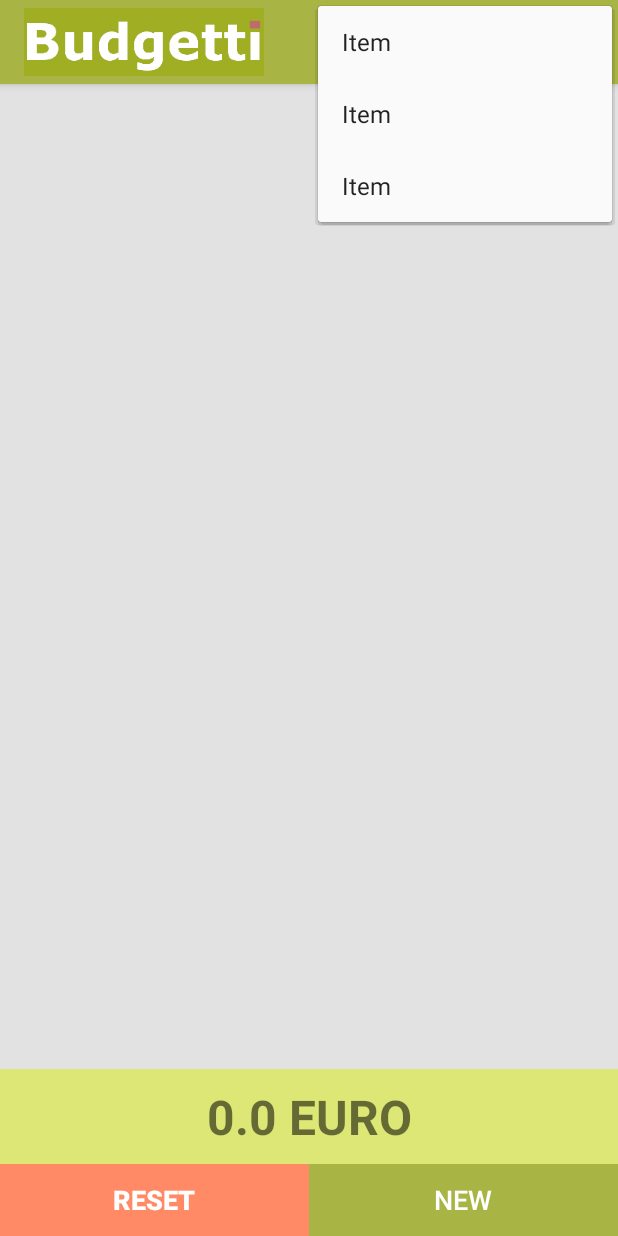
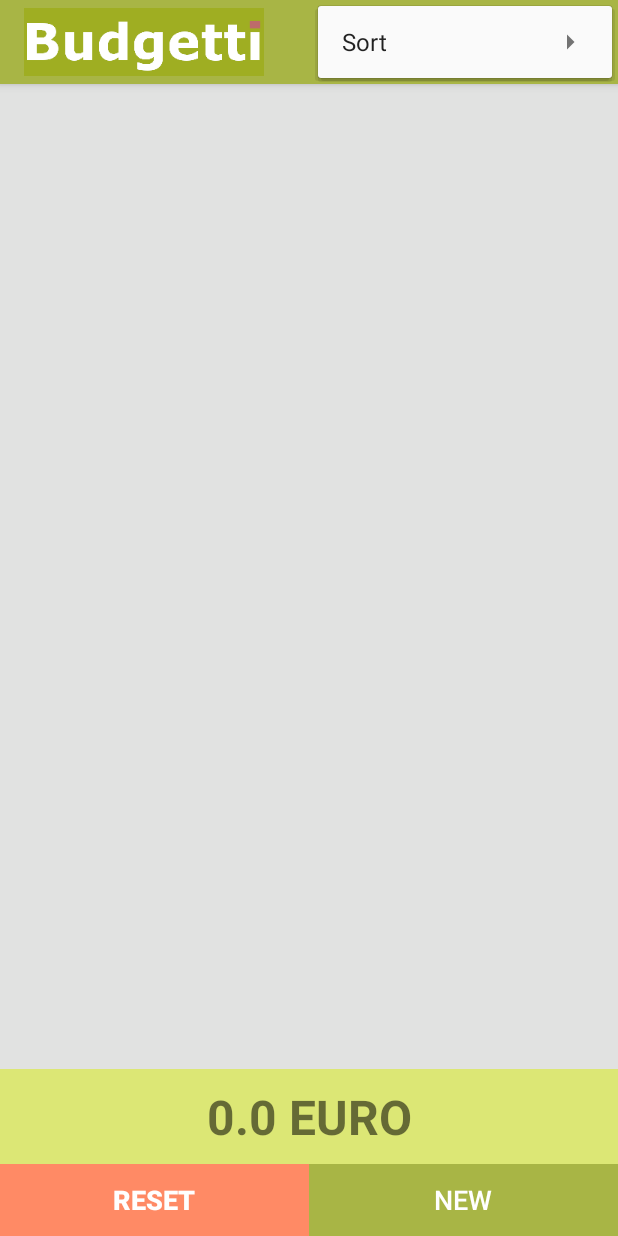
Before and after one commit to traendy/BudgettiR, an Android app: the screen it shows after launch (MainActivity), with the options menu open, on a phone screen of 412 x 824 dp. Run offline under Robolectric (Android 15) with nearby library versions, the phone set to English and light mode, and no system bars; 3 statements that could not run were skipped.

```diff
--- a/app/src/main/res/layout-v21/activity_main.xml
+++ b/app/src/main/res/layout-v21/activity_main.xml
@@ -29,51 +29,12 @@
     </android.support.v7.widget.Toolbar>
 
     <LinearLayout
-
-        android:layout_width="match_parent"
-        android:id="@+id/button_layout"
-        android:layout_height="wrap_content"
-        android:orientation="horizontal"
-        android:weightSum="2"
-        android:layout_gravity="end"
-        android:layout_alignParentBottom="true">
-
-
-
-        <Button
-            android:id="@+id/reset_btn"
-            style="@style/Widget.AppCompat.Button.Borderless"
-            android:layout_width="0dp"
-            android:layout_height="wrap_content"
-            android:layout_weight="1"
-            android:background="#ff8a65"
-            android:text="@string/reset"
-            android:textColor="#FFFFFF"
-            android:textSize="18sp"
-            android:textStyle="bold"
-            android:padding="10dp"/>
-
-        <Button
-            android:id="@+id/new_btn"
-            style="@style/Widget.AppCompat.Button.Borderless"
-            android:layout_width="0dp"
-            android:layout_height="wrap_content"
-            android:layout_weight="1"
-            android:background="#a8b545"
-            android:text="@string/new_btn"
-            android:textColor="#FFFFFF"
-            android:textSize="18sp"
-            android:padding="10dp"/>
-    </LinearLayout>
-
-    <LinearLayout
         android:layout_width="match_parent"
         android:id="@+id/remains_layiout"
         android:layout_height="wrap_content"
-
+        android:elevation="4dp"
         android:orientation="vertical"
-        android:layout_above="@id/button_layout">
-
+        android:layout_alignParentBottom="true">
         <TextView
             android:id="@+id/remains_view"
             android:layout_width="match_parent"
@@ -84,6 +45,44 @@
             android:textSize="32sp"
             android:textStyle="bold"
             android:padding="10dp"/>
+        <LinearLayout
+
+            android:id="@+id/button_layout"
+            android:layout_width="match_parent"
+            android:layout_height="match_parent"
+
+            android:layout_gravity="end"
+            android:orientation="horizontal"
+            android:weightSum="2">
+
+
+            <Button
+                android:id="@+id/reset_btn"
+                style="@style/Widget.AppCompat.Button.Borderless"
+                android:layout_width="0dp"
+                android:layout_height="wrap_content"
+                android:layout_weight="1"
+                android:background="#ff8a65"
+                android:padding="10dp"
+                android:text="@string/reset"
+                android:textColor="#FFFFFF"
+                android:textSize="18sp"
+                android:textStyle="bold" />
+
+            <Button
+                android:id="@+id/new_btn"
+                style="@style/Widget.AppCompat.Button.Borderless"
+                android:layout_width="0dp"
+                android:layout_height="wrap_content"
+                android:layout_weight="1"
+                android:background="#a8b545"
+                android:padding="10dp"
+                android:text="@string/new_btn"
+                android:textColor="#FFFFFF"
+                android:textSize="18sp" />
+        </LinearLayout>
+
+
     </LinearLayout>
 
     <android.support.design.widget.CoordinatorLayout
--- a/app/src/main/res/menu/menulayout.xml
+++ b/app/src/main/res/menu/menulayout.xml
@@ -1,10 +1,13 @@
 <?xml version="1.0" encoding="utf-8"?>
-<menu xmlns:android="http://schemas.android.com/apk/res/android"
-    android:layout_width="match_parent"
-    android:layout_height="wrap_content"
-    android:background="@color/greenAccent"
-    android:weightSum="1">
-    <item android:title="Item" />
-    <item android:title="Item" />
-    <item android:title="Item" />
+<menu xmlns:android="http://schemas.android.com/apk/res/android">
+    <item android:id="@+id/Sort"
+        android:title="Sort" >
+        <!-- "file" submenu -->
+        <menu>
+            <item android:id="@+id/sort_date"
+                android:title="Date" />
+            <item android:id="@+id/sort_expense"
+                android:title="Expense" />
+        </menu>
+    </item>
 </menu>
```
Also changed, not shown: app/src/main/java/com/example/peter/budgetti/Activities/MainActivity.java (+15 -0 lines), app/src/main/java/com/example/peter/budgetti/Helper/DatabaseHelper.java (added, +34 -0 lines), 11 other files.
